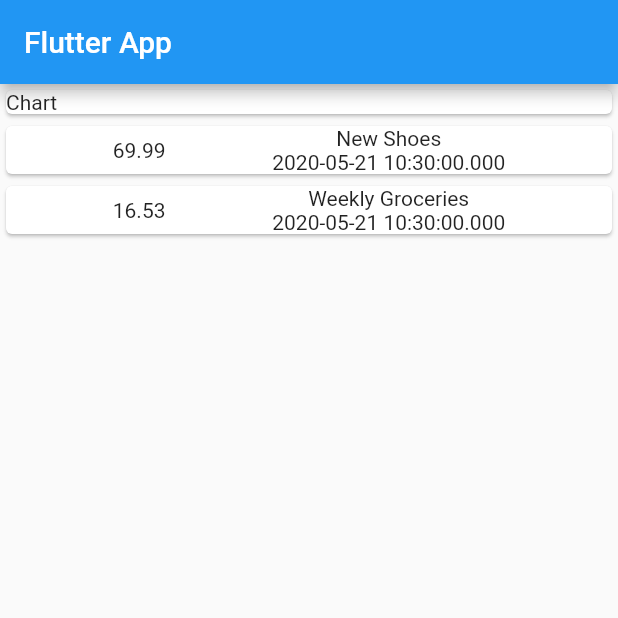
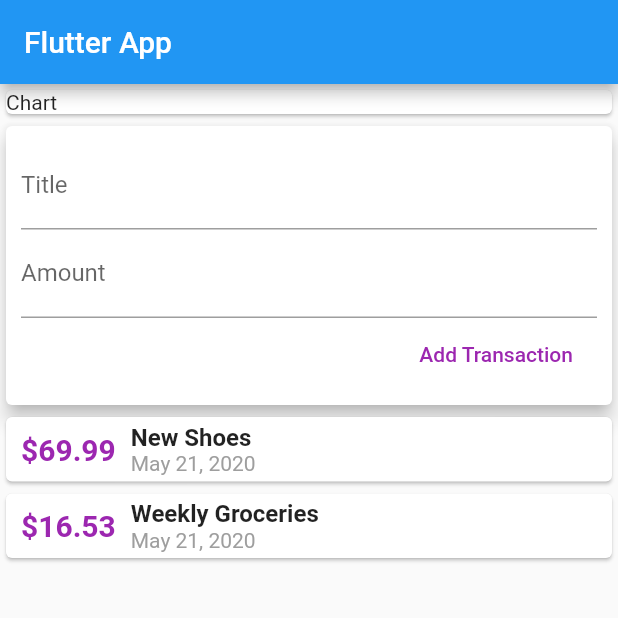
Before and after one commit to ChopinDavid/FinanceApp, a Flutter app: the screen it shows after launch, on a phone screen of 412 x 824 dp, the top half of it. Run offline on Flutter 3.47's test engine with Material 2 defaults, Android fonts, the phone set to English and light mode, and no system bars.

Commit message:
Added NewTransaction widget and TransactionList widget

```diff
--- a/lib/main.dart
+++ b/lib/main.dart
@@ -1,4 +1,5 @@
 import 'package:FinanceApp/transaction.dart';
+import 'package:FinanceApp/user_transactions.dart';
 import 'package:flutter/material.dart';
 
 void main() {
@@ -20,15 +21,9 @@ class MyApp extends StatelessWidget {
 }
 
 class MyHomePage extends StatelessWidget {
-  final List<Transaction> transactions = [
-    Transaction(
-        id: "t1", title: "New Shoes", amount: 69.99, date: DateTime.now()),
-    Transaction(
-        id: "t2",
-        title: "Weekly Groceries",
-        amount: 16.53,
-        date: DateTime.now()),
-  ];
+  final List<Transaction> transactions = [];
+  final titleController = TextEditingController();
+  final amountController = TextEditingController();
 
   @override
   Widget build(BuildContext context) {
@@ -46,24 +41,7 @@ class MyHomePage extends StatelessWidget {
             ),
             width: double.infinity,
           ),
-          Column(
-            children: transactions.map((transaction) {
-              return Card(
-                child: Row(
-                  mainAxisAlignment: MainAxisAlignment.spaceEvenly,
-                  children: <Widget>[
-                    Container(child: Text(transaction.amount.toString())),
-                    Column(
-                      children: <Widget>[
-                        Text(transaction.title),
-                        Text(transaction.date.toString())
-                      ],
-                    )
-                  ],
-                ),
-              );
-            }).toList(),
-          )
+          UserTransactions(),
         ],
       ),
     );
--- /dev/null
+++ b/lib/new_transaction.dart
@@ -0,0 +1,41 @@
+import 'package:flutter/material.dart';
+
+class NewTransaction extends StatelessWidget {
+  final Function addTransaction;
+  final titleController = TextEditingController();
+  final amountController = TextEditingController();
+
+  NewTransaction(this.addTransaction);
+
+  @override
+  Widget build(BuildContext context) {
+    return Card(
+      elevation: 5,
+      child: Container(
+        padding: EdgeInsets.all(10),
+        child: Column(
+          crossAxisAlignment: CrossAxisAlignment.end,
+          children: <Widget>[
+            TextField(
+              controller: titleController,
+              decoration: InputDecoration(labelText: "Title"),
+            ),
+            TextField(
+              controller: amountController,
+              decoration: InputDecoration(labelText: "Amount"),
+              keyboardType: TextInputType.number,
+            ),
+            FlatButton(
+              child: Text("Add Transaction"),
+              textColor: Colors.purple,
+              onPressed: () {
+                addTransaction(
+                    titleController.text, double.parse(amountController.text));
+              },
+            )
+          ],
+        ),
+      ),
+    );
+  }
+}
--- /dev/null
+++ b/lib/transaction_list.dart
@@ -0,0 +1,46 @@
+import 'package:FinanceApp/transaction.dart';
+import 'package:flutter/material.dart';
+import 'package:intl/intl.dart';
+
+class TransactionList extends StatelessWidget {
+  final List<Transaction> transactions;
+
+  TransactionList(this.transactions);
+
+  @override
+  Widget build(BuildContext context) {
+    return Column(
+      children: transactions.map((transaction) {
+        return Card(
+          child: Row(
+            children: <Widget>[
+              Container(
+                child: Text(
+                  "\$${transaction.amount}",
+                  style: TextStyle(
+                      fontWeight: FontWeight.bold,
+                      fontSize: 20,
+                      color: Colors.purple),
+                ),
+                margin: EdgeInsets.all(10),
+              ),
+              Column(
+                children: <Widget>[
+                  Text(
+                    transaction.title,
+                    style: TextStyle(fontSize: 16, fontWeight: FontWeight.bold),
+                  ),
+                  Text(
+                    DateFormat('MMM d, yyyy').format(transaction.date),
+                    style: TextStyle(color: Colors.grey),
+                  ),
+                ],
+                crossAxisAlignment: CrossAxisAlignment.start,
+              )
+            ],
+          ),
+        );
+      }).toList(),
+    );
+  }
+}
--- /dev/null
+++ b/lib/user_transactions.dart
@@ -0,0 +1,43 @@
+import 'package:FinanceApp/new_transaction.dart';
+import 'package:FinanceApp/transaction.dart';
+import 'package:FinanceApp/transaction_list.dart';
+import 'package:flutter/material.dart';
+
+class UserTransactions extends StatefulWidget {
+  @override
+  _UserTransactionsState createState() => _UserTransactionsState();
+}
+
+class _UserTransactionsState extends State<UserTransactions> {
+  final List<Transaction> _transactions = [
+    Transaction(
+        id: "t1", title: "New Shoes", amount: 69.99, date: DateTime.now()),
+    Transaction(
+        id: "t2",
+        title: "Weekly Groceries",
+        amount: 16.53,
+        date: DateTime.now()),
+  ];
+
+  void _addNewTransaction(String title, double amount) {
+    final newTransaction = Transaction(
+        date: DateTime.now(),
+        id: "t${_transactions.length + 1}",
+        title: title,
+        amount: amount);
+
+    setState(() {
+      _transactions.add(newTransaction);
+    });
+  }
+
+  @override
+  Widget build(BuildContext context) {
+    return Column(
+      children: <Widget>[
+        NewTransaction(_addNewTransaction),
+        TransactionList(_transactions),
+      ],
+    );
+  }
+}
--- a/pubspec.yaml
+++ b/pubspec.yaml
@@ -21,6 +21,7 @@ environment:
   sdk: ">=2.7.0 <3.0.0"
 
 dependencies:
+  intl: ^0.16.1
   flutter:
     sdk: flutter
 
```
Also changed, not shown: lib/transaction.dart (+6 -1 lines), pubspec.lock.
